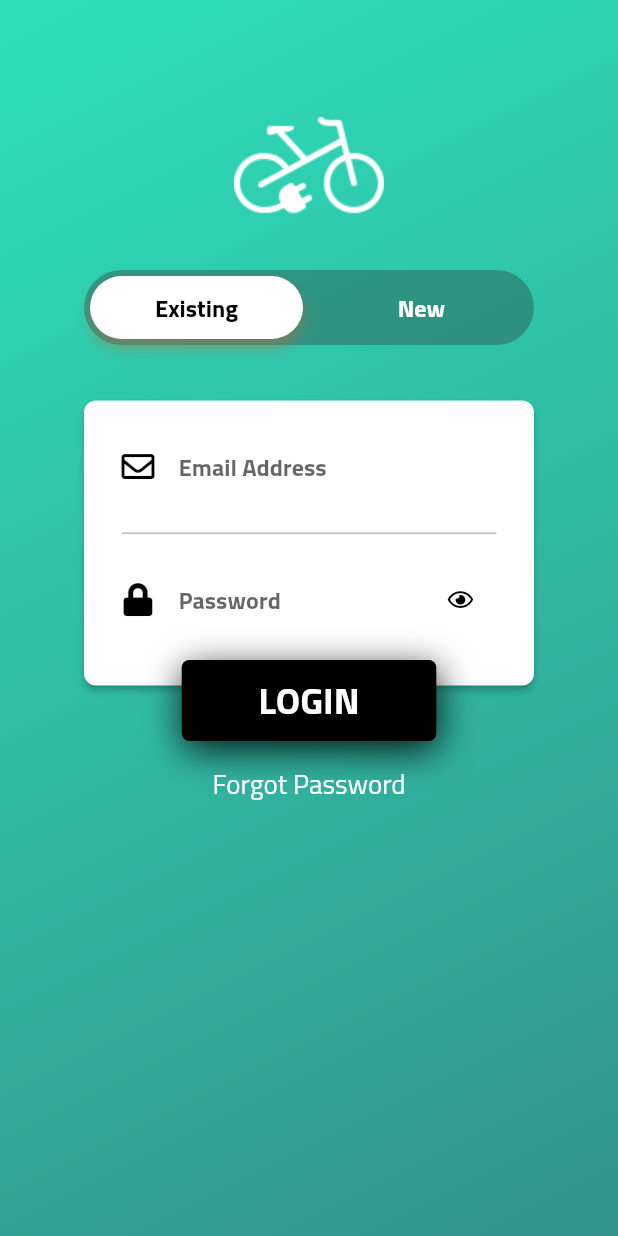
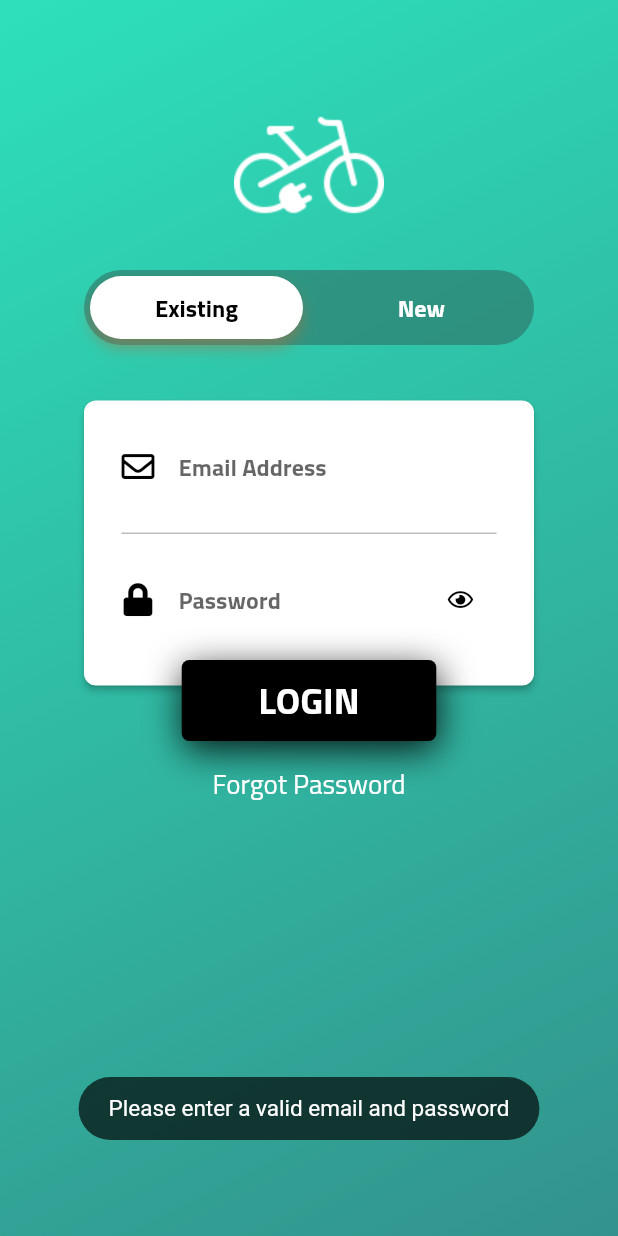
Before and after one commit to tharindu-nw/ev_project_app, a Flutter app: the screen it shows after launch, after a tap on "LOGIN", on a phone screen of 412 x 824 dp. Run offline on Flutter 3.47's test engine with Material 2 defaults, Android fonts, the phone set to English and light mode, and no system bars; our stand-ins replace cloud_firestore, firebase_auth, flutter_spinkit, font_awesome_flutter, sliding_up_panel, toast; accounts and stored records are empty.

Commit message:
minor bug fixes

```diff
--- a/lib/screens/login_screen.dart
+++ b/lib/screens/login_screen.dart
@@ -57,7 +57,9 @@ class _LoginScreenState extends State<LoginScreen> {
 
   @override
   Widget build(BuildContext context) {
-    return Material(
+    return WillPopScope(
+        onWillPop: () async => false,
+        child: Material(
         child: Scaffold(
           body: NotificationListener<OverscrollIndicatorNotification>(
             onNotification: (overscroll) {
@@ -66,9 +68,9 @@ class _LoginScreenState extends State<LoginScreen> {
             child: SingleChildScrollView(
               child: Container(
                 width: MediaQuery.of(context).size.width,
-              height: MediaQuery.of(context).size.height >= 675.0
+                height: MediaQuery.of(context).size.height >= 750.0
                     ? MediaQuery.of(context).size.height
-                  : 675.0,
+                    : 750.0,
                 decoration: BoxDecoration(
                   gradient: CT.ColorTheme.loginGradient,
                 ),
@@ -119,6 +121,7 @@ class _LoginScreenState extends State<LoginScreen> {
                       ),
                     ),
                   ],
+                ),
               ),
             ),
           ),
@@ -625,16 +628,16 @@ class _LoginScreenState extends State<LoginScreen> {
     FocusScope.of(context).unfocus();
     var email = loginEmailController.text;
     var password = loginPasswordController.text;
+    if (_validateEmail(email) && password.length >= 6) {
       _loginPressed();
-    // if (_validateEmail(email) && password.length >= 6) {
-    // } else {
-    //   Toast.show(
-    //     "Please enter a valid email and password",
-    //     context,
-    //     duration: Toast.LENGTH_LONG,
-    //     gravity: Toast.BOTTOM,
-    //   );
-    // }
+    } else {
+      Toast.show(
+        "Please enter a valid email and password",
+        context,
+        duration: Toast.LENGTH_LONG,
+        gravity: Toast.BOTTOM,
+      );
+    }
   }
 
   void _validateCredentialsSignUp() {
@@ -692,10 +695,10 @@ class _LoginScreenState extends State<LoginScreen> {
     try {
       AuthResult result = await FirebaseAuth.instance
           .signInWithEmailAndPassword(
-            email: "test@gmail.com",
-            password: "123456"
-              // email: loginEmailController.text,
-              // password: loginPasswordController.text
+            // email: "test@gmail.com",
+            // password: "123456"
+            email: loginEmailController.text,
+            password: loginPasswordController.text
               );
       user = result.user;
       if (user != null) {
```
Lines whose indentation alone changed are shown as unchanged.
